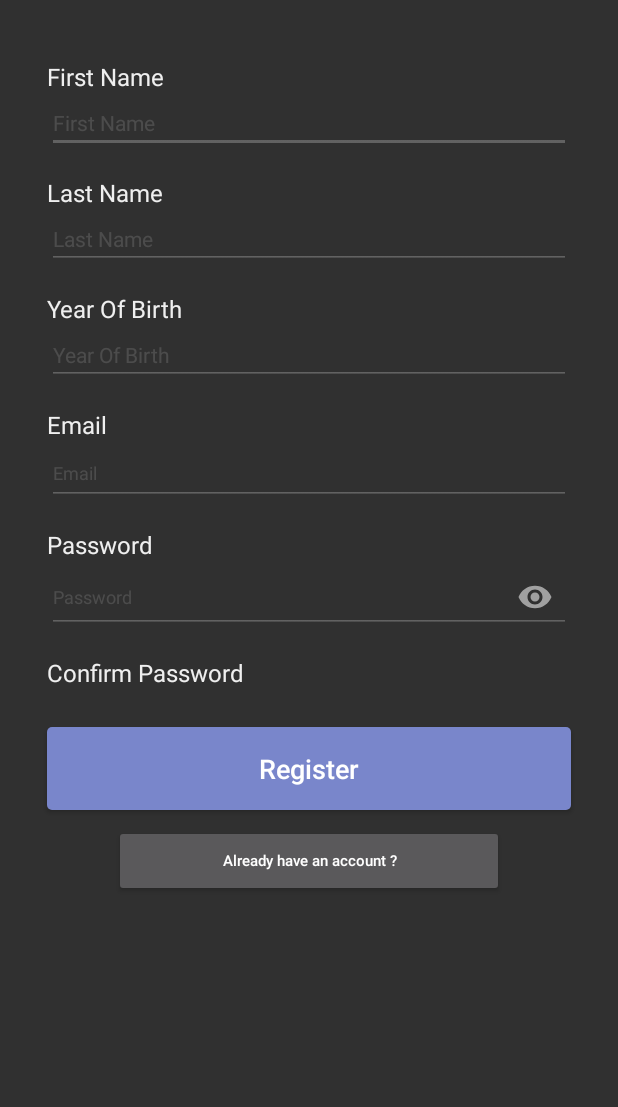
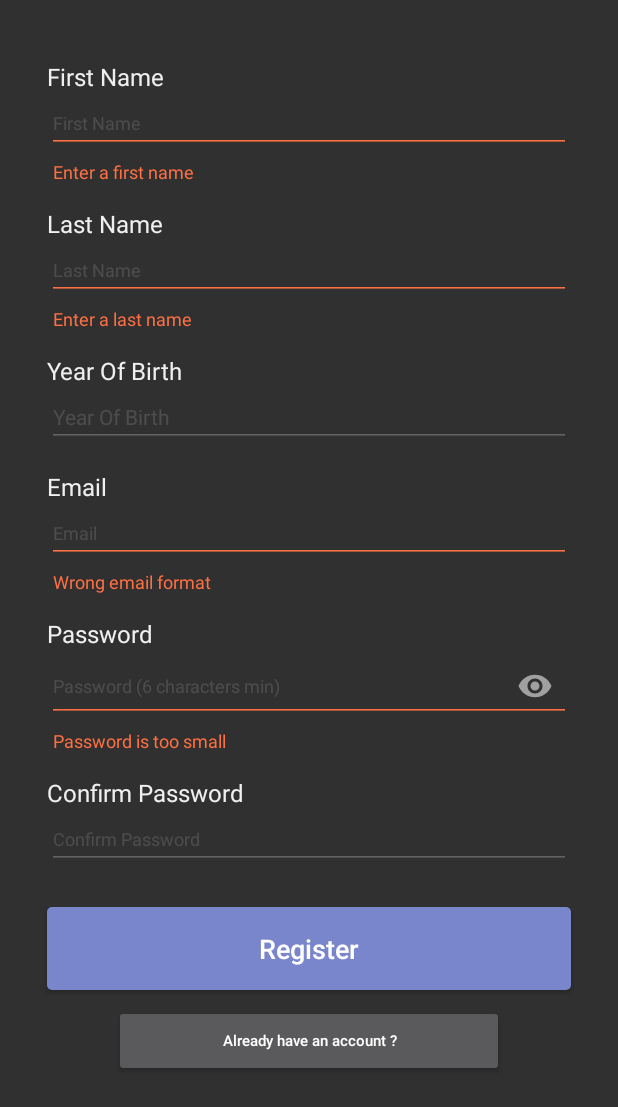
Before and after one commit to emileNetter/appli, an Android app: the Register screen opened directly, with no data from a screen before it, after a tap on "Register", on a phone screen of 412 x 824 dp. Shown: the top 1107 px of the screen. Run offline under Robolectric (Android 15) with nearby library versions, the phone set to English and light mode, and no system bars.

Commit message:
Custom Text watcher For setting errors

```diff
--- /dev/null
+++ b/app/src/main/java/com/example/emile1/findaparty/Activity/CustomTextWatcher.java
@@ -0,0 +1,50 @@
+package com.example.emile1.findaparty.Activity;
+
+import android.support.design.widget.TextInputLayout;
+import android.text.Editable;
+import android.text.TextWatcher;
+import android.view.View;
+
+import com.example.emile1.findaparty.R;
+
+/**
+ * Created by Emile1 on 22/01/2017.
+ */
+
+public class CustomTextWatcher implements TextWatcher {
+
+    public View view;
+    public TextInputLayout til;
+    public CustomTextWatcher(View view,TextInputLayout _til) {
+        this.view = view;
+        this.til= _til;
+    }
+
+    public void beforeTextChanged(CharSequence charSequence, int i, int i1, int i2) {}
+    public void onTextChanged(CharSequence charSequence, int i, int i1, int i2) {}
+
+    public void afterTextChanged(Editable editable) {
+        switch(view.getId()){
+            case R.id.etFirst_name:
+                til.setErrorEnabled(false);
+                til.setError(null);
+                break;
+            case R.id.etLast_name:
+                til.setErrorEnabled(false);
+                til.setError(null);
+                break;
+            case R.id.etEmail_register:
+                til.setErrorEnabled(false);
+                til.setError(null);
+                break;
+            case R.id.etPassword:
+                til.setErrorEnabled(false);
+                til.setError(null);
+                break;
+            case R.id.etPasswordAgain:
+                til.setErrorEnabled(false);
+                til.setError(null);
+                break;
+        }
+    }
+}
--- a/app/src/main/java/com/example/emile1/findaparty/Activity/Register.java
+++ b/app/src/main/java/com/example/emile1/findaparty/Activity/Register.java
@@ -2,8 +2,12 @@ package com.example.emile1.findaparty.Activity;
 
 import android.app.DatePickerDialog;
 import android.content.pm.ActivityInfo;
+import android.support.design.widget.TextInputLayout;
 import android.support.v7.app.AppCompatActivity;
 import android.os.Bundle;
+import android.text.Editable;
+import android.text.TextUtils;
+import android.text.TextWatcher;
 import android.view.View;
 import android.view.Window;
 import android.view.WindowManager;
@@ -18,12 +22,22 @@ import java.text.SimpleDateFormat;
 import java.util.Calendar;
 import java.util.Locale;
 
-public class Register extends AppCompatActivity {
+public class Register extends AppCompatActivity  {
 
-    private EditText password;
-    private EditText passwordAgain;
-    private EditText email;
-    private EditText date;
+    private EditText passwordEditText;
+    private EditText passwordAgainEditText;
+    private EditText emailEditText;
+    private EditText dateBirth;
+    private EditText firstNameEditText;
+    private EditText lastNameEditText;
+    private Button register;
+    private Button back;
+    private TextInputLayout firstNameLayout;
+    private TextInputLayout lastNameLayout;
+    private TextInputLayout emailLayout;
+    private TextInputLayout passwordLayout;
+    private TextInputLayout passwordAgainLayout;
+
 
     @Override
     protected void onCreate(Bundle savedInstanceState) {
@@ -34,19 +48,33 @@ public class Register extends AppCompatActivity {
         super.onCreate(savedInstanceState);
         setContentView(R.layout.activity_register);
 
-        Button b = (Button) findViewById(R.id.back_to_login);
-        Button register = (Button) findViewById(R.id.btn_registerR) ;
+        //EditTexts
+        firstNameEditText = (EditText) findViewById(R.id.etFirst_name);
+        lastNameEditText =(EditText) findViewById(R.id.etLast_name);
+        emailEditText =(EditText) findViewById(R.id.etEmail_register) ;
+        passwordEditText = (EditText)findViewById(R.id.etPassword);
+        passwordAgainEditText = (EditText) findViewById(R.id.etPasswordAgain);
+
+        //Buttons
+        back= (Button) findViewById(R.id.back_to_login);
+        register = (Button) findViewById(R.id.btn_registerR) ;
+
+        // TILs
+        firstNameLayout = (TextInputLayout) findViewById(R.id.etFirstNameLayout);
+        lastNameLayout = (TextInputLayout) findViewById(R.id.etLastNameLayout);
+        emailLayout = (TextInputLayout) findViewById(R.id.etEmailLayout);
+        passwordLayout =(TextInputLayout)findViewById(R.id.etPasswordLayout);
+        passwordAgainLayout =(TextInputLayout) findViewById(R.id.etPasswordAgainLayout);
 
         showDatePicker();
+        setTextChangedEvents();
         register.setOnClickListener(new View.OnClickListener() {
             @Override
             public void onClick(View v) {
-                Toast t = Toast.makeText(getApplicationContext(),"Test",Toast.LENGTH_SHORT);
-                t.show();
-
+                register();
             }
         });
-        b.setOnClickListener(new View.OnClickListener() {
+        back.setOnClickListener(new View.OnClickListener() {
             @Override
             public void onClick(View v) {
                 finish();
@@ -54,9 +82,20 @@ public class Register extends AppCompatActivity {
         });
 
     }
+
+    public void setTextChangedEvents(){
+        firstNameEditText.addTextChangedListener(new CustomTextWatcher(firstNameEditText,firstNameLayout));
+        lastNameEditText.addTextChangedListener(new CustomTextWatcher(lastNameEditText,lastNameLayout));
+        emailEditText.addTextChangedListener(new CustomTextWatcher(emailEditText,emailLayout));
+        passwordEditText.addTextChangedListener(new CustomTextWatcher(passwordEditText,passwordLayout));
+        passwordAgainEditText.addTextChangedListener(new CustomTextWatcher(passwordAgainEditText,passwordAgainLayout));
+
+    }
+
+    // display a date picker when the edittext is clicked on
     public void showDatePicker() {
-        date = (EditText)findViewById(R.id.yearOfBirth_hint);
-        date.setOnClickListener(new View.OnClickListener() {
+        dateBirth = (EditText)findViewById(R.id.etDate_of_birth);
+        dateBirth.setOnClickListener(new View.OnClickListener() {
 
             @Override
             public void onClick(View v) {
@@ -72,7 +111,7 @@ public class Register extends AppCompatActivity {
                         String myFormat = "dd/MM/yy"; //In which you need put here
                         SimpleDateFormat sdf = new SimpleDateFormat(myFormat, Locale.ENGLISH);
 
-                        date.setText(sdf.format(c.getTime()));
+                        dateBirth.setText(sdf.format(c.getTime()));
                     }
                 },mYear, mMonth, mDay);
                 mDatePicker.setTitle("Select Date");
@@ -80,4 +119,41 @@ public class Register extends AppCompatActivity {
         });
 
     }
+    // do all the verification before registering a new user
+    public void register(){
+        String email = emailEditText.getText().toString().trim();
+        String firstName = firstNameEditText.getText().toString().trim();
+        String lastName = lastNameEditText.getText().toString().trim();
+        String password = passwordEditText.getText().toString().trim();
+        String passwordAgain = passwordAgainEditText.getText().toString().trim();
+
+        // Validate the sign up data
+        if (firstName.length()==0){
+            firstNameLayout.setErrorEnabled(true);
+            firstNameLayout.setError("Enter a first name");
+        }
+        if (lastName.length()==0){
+            lastNameLayout.setErrorEnabled(true);
+            lastNameLayout.setError("Enter a last name");
+        }
+        if (!isValidEmail(email)) {
+            emailLayout.setErrorEnabled(true);
+            emailLayout.setError("Wrong email format");
+        }
+        if (TextUtils.isEmpty(password) || password.length() < 5) {
+            passwordLayout.setErrorEnabled(true);
+            passwordLayout.setError("Password is too small");
+        }
+        if (!password.equals(passwordAgain)) {
+            passwordAgainLayout.setErrorEnabled(true);
+            passwordAgainLayout.setError("Your passwords don\'t match");
+
+        }
+
+    }
+
+    public final static boolean isValidEmail(CharSequence target) {
+        return !TextUtils.isEmpty(target) && android.util.Patterns.EMAIL_ADDRESS.matcher(target).matches();
+    }
+
 }
--- a/app/src/main/res/layout/activity_register.xml
+++ b/app/src/main/res/layout/activity_register.xml
@@ -1,19 +1,29 @@
 <?xml version="1.0" encoding="utf-8"?>
-<LinearLayout xmlns:android="http://schemas.android.com/apk/res/android"
+<RelativeLayout xmlns:android="http://schemas.android.com/apk/res/android"
+    android:id="@+id/mainLayout"
+    android:layout_width="fill_parent"
+    android:layout_height="fill_parent"
+    android:descendantFocusability="beforeDescendants"
+    android:focusableInTouchMode="true" >
+
+    <ScrollView xmlns:android="http://schemas.android.com/apk/res/android"
+        android:id="@+id/scrollViewRegister"
+        android:layout_width="fill_parent"
+        android:layout_height="fill_parent">
+
+        <LinearLayout
             xmlns:tools="http://schemas.android.com/tools"
             xmlns:app="http://schemas.android.com/apk/res-auto"
 
             android:id="@+id/activity_register"
             android:layout_width="match_parent"
-    android:layout_height="match_parent"
+            android:layout_height="wrap_content"
             android:paddingBottom="@dimen/activity_vertical_margin"
             android:paddingLeft="@dimen/activity_horizontal_margin"
             android:paddingRight="@dimen/activity_horizontal_margin"
             android:paddingTop="40dp"
             android:orientation="vertical"
-
             tools:context="com.example.emile1.findaparty.Activity.Register">
-
 
             <TextView
                 android:id="@+id/firstName_label"
@@ -24,16 +34,26 @@
                 android:text="@string/firstName_label"
                 android:textSize="@dimen/font_size_textview"
                 android:textColor="@color/textViews"/>
-    <EditText
-        android:id="@+id/firstName"
+
+            <android.support.design.widget.TextInputLayout
+                android:id="@+id/etFirstNameLayout"
+                android:layout_width="match_parent"
+                android:layout_height="wrap_content"
+                android:layout_marginLeft="15dp"
+                android:layout_marginRight="15dp"
+                android:theme="@style/Theme.App.Base"
+                app:hintEnabled="false">
+
+                <android.support.design.widget.TextInputEditText
+                    android:id="@+id/etFirst_name"
                     android:theme="@style/Theme.App.Base"
                     android:layout_width="match_parent"
                     android:layout_height="wrap_content"
                     android:hint="@string/firstName_hint"
                     android:textColorHint="@color/editTexts"
-        android:layout_marginLeft="15dp"
-        android:layout_marginRight="15dp"
                     android:textSize="@dimen/font_size_edittext"/>
+            </android.support.design.widget.TextInputLayout>
+
             <TextView
                 android:id="@+id/last_name_label"
                 android:layout_width="wrap_content"
@@ -44,18 +64,28 @@
                 android:text="@string/last_name_label"
                 android:textSize="@dimen/font_size_textview"
                 android:textColor="@color/textViews"/>
-    <EditText
-        android:id="@+id/last_name"
-        android:theme="@style/Theme.App.Base"
+
+            <android.support.design.widget.TextInputLayout
+                android:id="@+id/etLastNameLayout"
                 android:layout_width="match_parent"
                 android:layout_height="wrap_content"
                 android:layout_marginLeft="15dp"
                 android:layout_marginRight="15dp"
+                android:theme="@style/Theme.App.Base"
+                app:hintEnabled="false">
+
+                <android.support.design.widget.TextInputEditText
+                    android:id="@+id/etLast_name"
+                    android:theme="@style/Theme.App.Base"
+                    android:layout_width="match_parent"
+                    android:layout_height="wrap_content"
                     android:hint="@string/last_name_hint"
                     android:textColorHint="@color/editTexts"
-        android:textSize="@dimen/font_size_edittext"/>
+                    android:textSize="@dimen/font_size_edittext" />
+            </android.support.design.widget.TextInputLayout>
+
             <TextView
-        android:id="@+id/yearOfbirth_label"
+                android:id="@+id/date_of_birth_label"
                 android:layout_width="wrap_content"
                 android:layout_height="wrap_content"
                 android:layout_marginLeft="15dp"
@@ -64,10 +94,12 @@
                 android:text="@string/yearOfBirth"
                 android:textSize="@dimen/font_size_textview"
                 android:textColor="@color/textViews"/>
+
             <EditText
-        android:id="@+id/yearOfBirth_hint"
+                android:id="@+id/etDate_of_birth"
                 android:theme="@style/Theme.App.Base"
                 android:layout_width="match_parent"
+                android:inputType="date"
                 android:layout_height="wrap_content"
                 android:layout_marginLeft="15dp"
                 android:layout_marginRight="15dp"
@@ -75,6 +107,7 @@
                 android:textColorHint="@color/editTexts"
                 android:focusable="false"
                 android:textSize="@dimen/font_size_edittext" />
+
             <TextView
                 android:id="@+id/email_label_register"
                 android:layout_width="wrap_content"
@@ -85,17 +118,27 @@
                 android:text="@string/email_label"
                 android:textSize="@dimen/font_size_textview"
                 android:textColor="@color/textViews"/>
-    <EditText
-        android:id="@+id/email_hint_register"
-        android:theme="@style/Theme.App.Base"
+
+            <android.support.design.widget.TextInputLayout
+                android:id="@+id/etEmailLayout"
                 android:layout_width="match_parent"
                 android:layout_height="wrap_content"
                 android:layout_marginLeft="15dp"
                 android:layout_marginRight="15dp"
+                android:theme="@style/Theme.App.Base"
+                app:hintEnabled="false">
+
+                <android.support.design.widget.TextInputEditText
+                    android:id="@+id/etEmail_register"
+                    android:layout_width="match_parent"
+                    android:layout_height="wrap_content"
                     android:inputType="textEmailAddress"
                     android:hint="@string/email_hint"
                     android:textColorHint="@color/editTexts"
-        android:textSize="@dimen/font_size_textview"/>
+                    android:textSize="14sp"/>
+
+            </android.support.design.widget.TextInputLayout>
+
 
             <TextView
                 android:id="@+id/password_label_register"
@@ -139,25 +182,24 @@
                 android:textSize="@dimen/font_size_textview"
                 android:textColor="@color/textViews"/>
 
-    <!--<android.support.design.widget.TextInputLayout-->
-        <!--android:id="@+id/etPasswordAgainLayout"-->
-        <!--android:layout_width="match_parent"-->
-        <!--android:layout_height="wrap_content"-->
-        <!--android:theme="@style/Theme.App.Base"-->
-        <!--android:layout_marginLeft="15dp"-->
-        <!--android:layout_marginRight="15dp"-->
-        <!--app:passwordToggleEnabled="true"-->
-        <!--app:hintEnabled="false">-->
+            <android.support.design.widget.TextInputLayout
+                android:id="@+id/etPasswordAgainLayout"
+                android:layout_width="match_parent"
+                android:layout_height="wrap_content"
+                android:theme="@style/Theme.App.Base"
+                android:layout_marginLeft="15dp"
+                android:layout_marginRight="15dp"
+                app:hintEnabled="false">
 
-        <!--<android.support.design.widget.TextInputEditText-->
-            <!--android:id="@+id/etPasswordAgain"-->
-            <!--android:layout_width="match_parent"-->
-            <!--android:layout_height="wrap_content"-->
-            <!--android:hint="@string/password_hint"-->
-            <!--android:textColorHint="@color/editTexts"-->
-            <!--android:inputType="textPassword"-->
-            <!--android:textSize="@dimen/font_size_edittext"/>-->
-    <!--</android.support.design.widget.TextInputLayout>-->
+                <android.support.design.widget.TextInputEditText
+                    android:id="@+id/etPasswordAgain"
+                    android:layout_width="match_parent"
+                    android:layout_height="wrap_content"
+                    android:hint="@string/password_confirm"
+                    android:textColorHint="@color/editTexts"
+                    android:inputType="textPassword"
+                    android:textSize="@dimen/font_size_edittext"/>
+            </android.support.design.widget.TextInputLayout>
 
             <Button
                 android:id="@+id/btn_registerR"
@@ -188,3 +230,5 @@
 
 
         </LinearLayout>
+    </ScrollView>
+</RelativeLayout>
--- a/app/src/main/res/values/strings.xml
+++ b/app/src/main/res/values/strings.xml
@@ -1,6 +1,7 @@
 <resources>
     <string name="app_name">FindAParty</string>
-    <string name="password_hint"><font size="12">Password</font></string>
+    <string name="password_hint"><font size="12">Password (6 characters min)</font></string>
+    <string name="password_confirm"><font size="12">Confirm Password</font></string>
     <string name="password_label">Password</string>
     <string name="email_hint"><font size="12">Email</font></string>
     <string name="email_label">Email</string>
@@ -8,11 +9,11 @@
     <string name="btn_registerL"><font size="11">No account ? Register here</font></string>
     <string name="btn_retrieve_password"><font size="11">Forgot your password ?</font></string>
     <string name="firstName_label">First Name</string>
-    <string name="firstName_hint">First Name</string>
+    <string name="firstName_hint"><font size="12">First Name</font></string>
     <string name="last_name_label">Last Name</string>
-    <string name="last_name_hint">Last Name</string>
+    <string name="last_name_hint"><font size="12">Last Name</font></string>
     <string name="yearOfBirth">Year Of Birth</string>
-    <string name="yearOfBirth_hint">Year Of Birth</string>
+    <string name="yearOfBirth_hint"><font size="12">Year Of Birth</font></string>
     <string name="btn_registerR">Register</string>
     <string name="btn_back_login">Already have an account ?</string>
     <string name="title_activity_login">Sign in</string>
@@ -20,6 +21,12 @@
 
     <!-- Register page -->
     <string name="date_picker_label">Select date</string>
+    <string name="error_intro">Please enter all the required information</string>
+    <string name="error_join">Oops, can\'t register you ! Verify your information</string>
+    <string name="error_blank_password">Your password must be at least 6 characters in length</string>
+    <string name="error_mismatched_passwords">Your passwords doesn\'t match !</string>
+    <string name="error_end">An error has occurred, verify your information</string>
+    <string name="error_email">Please verify you email address</string>
 
     <!-- Navigation Drawer menu labels -->
     <string name="nav_home">Home</string>
```
Lines whose indentation alone changed are shown as unchanged.
